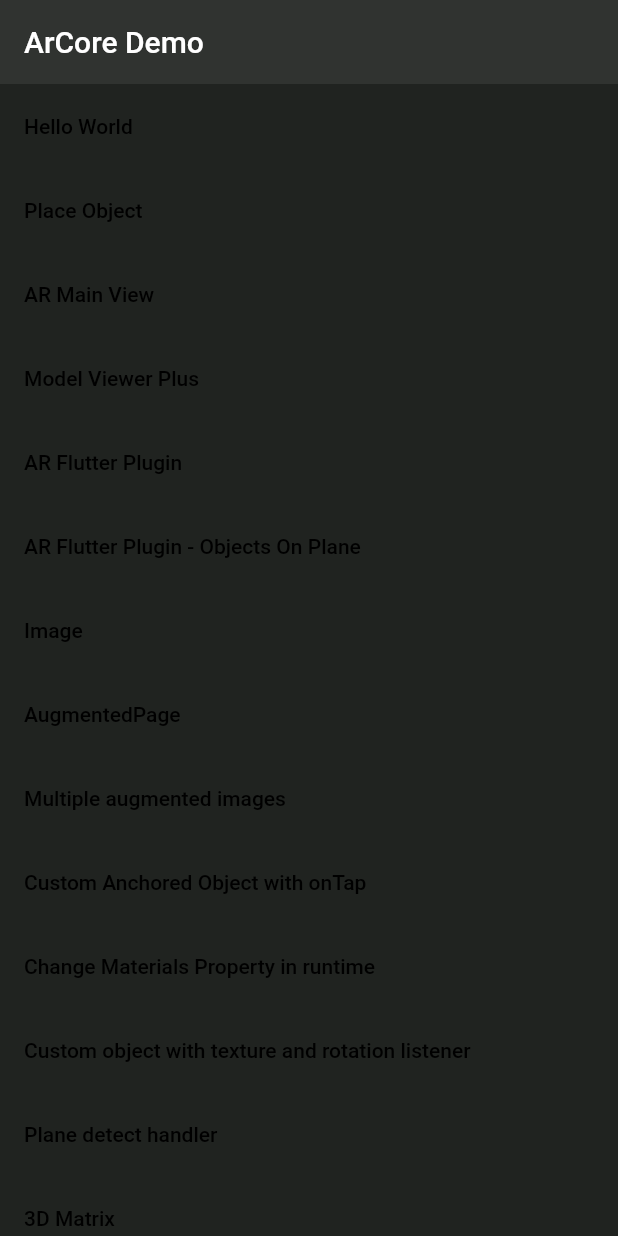
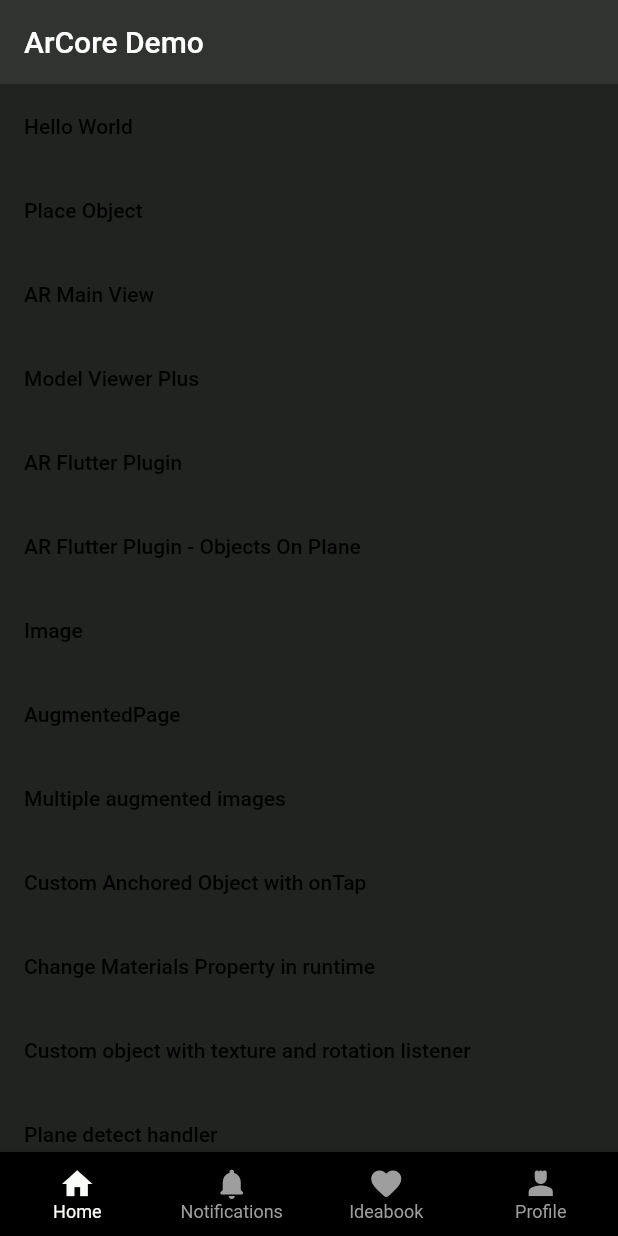
Before and after one commit to alainjr10/decor-ride, a Flutter app: the screen it shows after launch, on a phone screen of 412 x 824 dp. Run offline on Flutter 3.47's test engine with Material 2 defaults, Android fonts, the light colour scheme and no system bars; our stand-ins replace cloud_firestore, firebase_auth, firebase_core, flutter_rating_bar, flutter_riverpod, flutter_screenutil and 3 more; missing offline and left inert: ar_flutter_plugin, arcore_flutter_plugin, model_viewer_plus; accounts and stored records are empty.

Commit message:
added bottom nav

```diff
--- /dev/null
+++ b/lib/common/widgets/bottom_nav.dart
@@ -0,0 +1,101 @@
+// ignore_for_file: must_be_immutable
+
+import 'package:decor_ride/app/theme_extension.dart';
+import 'package:flutter/material.dart';
+import 'package:go_router/go_router.dart';
+
+class BottomNavBar extends StatefulWidget {
+  String location;
+  BottomNavBar({super.key, required this.child, required this.location});
+
+  final Widget child;
+
+  @override
+  State<BottomNavBar> createState() => _BottomNavBarState();
+}
+
+class _BottomNavBarState extends State<BottomNavBar> {
+  int _currentIndex = 0;
+
+  static const List<MyCustomBottomNavBarItem> tabs = [
+    MyCustomBottomNavBarItem(
+      icon: Icon(Icons.home),
+      activeIcon: Icon(Icons.home),
+      label: 'Home',
+      initialLocation: '/',
+    ),
+    MyCustomBottomNavBarItem(
+      icon: Icon(Icons.notifications_rounded),
+      activeIcon: Icon(Icons.notifications_rounded),
+      label: 'Notifications',
+      initialLocation: '/notifications',
+    ),
+    MyCustomBottomNavBarItem(
+      icon: Icon(Icons.favorite_rounded),
+      activeIcon: Icon(Icons.favorite_rounded),
+      label: 'Ideabook',
+      initialLocation: '/ideabook',
+    ),
+    MyCustomBottomNavBarItem(
+      icon: Icon(Icons.person_4),
+      activeIcon: Icon(Icons.account_circle),
+      label: 'Profile',
+      initialLocation: '/profile',
+    ),
+  ];
+
+  @override
+  Widget build(BuildContext context) {
+    const labelStyle = TextStyle(fontFamily: 'Roboto');
+    return Scaffold(
+      body: SafeArea(child: widget.child),
+      bottomNavigationBar: BottomNavigationBar(
+        selectedLabelStyle: labelStyle,
+        unselectedLabelStyle: labelStyle,
+        selectedItemColor: context.colorScheme.onPrimary,
+        selectedFontSize: 12,
+        // unselectedItemColor: const Color(0xFF838383),
+        unselectedItemColor: context.theme.disabledColor,
+        showUnselectedLabels: true,
+        type: BottomNavigationBarType.fixed,
+        onTap: (int index) {
+          _goOtherTab(context, index);
+        },
+        currentIndex: widget.location == '/'
+            ? 0
+            : widget.location == '/notifications'
+                ? 1
+                : widget.location == '/ideabook'
+                    ? 2
+                    : 3,
+        items: tabs,
+      ),
+    );
+  }
+
+  void _goOtherTab(BuildContext context, int index) {
+    if (index == _currentIndex) return;
+    GoRouter router = GoRouter.of(context);
+    String location = tabs[index].initialLocation;
+
+    setState(() {
+      _currentIndex = index;
+    });
+    if (index == 3) {
+      context.push('/profile');
+    } else {
+      router.go(location);
+    }
+  }
+}
+
+class MyCustomBottomNavBarItem extends BottomNavigationBarItem {
+  final String initialLocation;
+
+  const MyCustomBottomNavBarItem({
+    required this.initialLocation,
+    required Widget icon,
+    String? label,
+    Widget? activeIcon,
+  }) : super(icon: icon, label: label, activeIcon: activeIcon ?? icon);
+}
--- /dev/null
+++ b/lib/features/home/presentation/screens/home_screen.dart
@@ -0,0 +1,11 @@
+import 'package:flutter/material.dart';
+import 'package:flutter_riverpod/flutter_riverpod.dart';
+
+class Home extends ConsumerWidget {
+  const Home({super.key});
+
+  @override
+  Widget build(BuildContext context, WidgetRef ref) {
+    return const Placeholder();
+  }
+}
--- /dev/null
+++ b/lib/features/ideabook/presentation/screens/ideabook_screen.dart
@@ -0,0 +1,11 @@
+import 'package:flutter/material.dart';
+import 'package:flutter_riverpod/flutter_riverpod.dart';
+
+class IdeaBook extends ConsumerWidget {
+  const IdeaBook({super.key});
+
+  @override
+  Widget build(BuildContext context, WidgetRef ref) {
+    return const Placeholder();
+  }
+}
--- /dev/null
+++ b/lib/features/notifications/presentation/screens/notifications_screen.dart
@@ -0,0 +1,11 @@
+import 'package:flutter/material.dart';
+import 'package:flutter_riverpod/flutter_riverpod.dart';
+
+class Notifications extends ConsumerWidget {
+  const Notifications({super.key});
+
+  @override
+  Widget build(BuildContext context, WidgetRef ref) {
+    return const Placeholder();
+  }
+}
--- /dev/null
+++ b/lib/features/profile/presentation/screens/profile_screen.dart
@@ -0,0 +1,11 @@
+import 'package:flutter/material.dart';
+import 'package:flutter_riverpod/flutter_riverpod.dart';
+
+class UserProfile extends ConsumerWidget {
+  const UserProfile({super.key});
+
+  @override
+  Widget build(BuildContext context, WidgetRef ref) {
+    return const Placeholder();
+  }
+}
--- a/lib/router.dart
+++ b/lib/router.dart
@@ -1,3 +1,7 @@
+import 'package:decor_ride/common/widgets/bottom_nav.dart';
+import 'package:decor_ride/features/ideabook/presentation/screens/ideabook_screen.dart';
+import 'package:decor_ride/features/notifications/presentation/screens/notifications_screen.dart';
+import 'package:decor_ride/features/profile/presentation/screens/profile_screen.dart';
 import 'package:decor_ride/homescreen.dart';
 import 'package:decor_ride/presentation/screens/product_listing/category_products_screen.dart';
 import 'package:decor_ride/presentation/screens/product_listing/product_categories_screen.dart';
@@ -14,6 +18,7 @@
 
 final router = GoRouter(
   initialLocation: '/',
+  navigatorKey: _rootNavigatorKey,
   // redirect: (context, state) {
   //   if (_auth.currentUser == null) {
   //     return '/login';
@@ -21,46 +26,50 @@
   //   return '/home-screen';
   // },
   routes: [
-    // ShellRoute(
-    //   navigatorKey: _shellNavigatorKey,
-    //   builder: (context, state, child) {
-    //     return WillPopScope(
-    //         child: BottomNav(
-    //           child: child,
-    //         ),
-    //         // on will pop, ask user if they really want to exit using a snack, on double tap backbutton, exit
-    //         onWillPop: () async {
-    //           final isFirstRouteInCurrentTab =
-    //               !await _shellNavigatorKey.currentState!.maybePop();
-    //           if (isFirstRouteInCurrentTab) {
-    //             if (_shellNavigatorKey.currentState!.canPop()) {
-    //               return false;
-    //             } else {
-    //               return tapAgainToExitFn(context);
-    //             }
-    //           }
-    //           return isFirstRouteInCurrentTab;
-    //         });
-    //   },
-    //   routes: [
-    //     GoRoute(
-    //       path: '/home-screen',
-    //       builder: (context, state) => const HomeScreen(),
-    //     ),
-    //     GoRoute(
-    //       path: '/user-profile',
-    //       builder: (context, state) => const UserProfile(),
-    //     ),
-    //     GoRoute(
-    //       path: '/notifications',
-    //       builder: (context, state) => const Notifications(),
-    //     ),
-    //     GoRoute(
-    //       path: '/settings',
-    //       builder: (context, state) => const Setting(),
-    //     ),
-    //   ],
-    // ),
+    ShellRoute(
+      navigatorKey: _shellNavigatorKey,
+      pageBuilder: (context, state, child) {
+        return NoTransitionPage(
+          child: WillPopScope(
+              child: BottomNavBar(
+                location: state.location,
+                child: child,
+              ),
+              // on will pop, ask user if they really want to exit using a snack, on double tap backbutton, exit
+              onWillPop: () async {
+                final isFirstRouteInCurrentTab =
+                    !await _shellNavigatorKey.currentState!.maybePop();
+                if (isFirstRouteInCurrentTab) {
+                  if (_shellNavigatorKey.currentState!.canPop()) {
+                    return false;
+                  } else {
+                    return tapAgainToExitFn(context);
+                  }
+                }
+                return isFirstRouteInCurrentTab;
+              }),
+        );
+      },
+      routes: [
+        GoRoute(
+          path: '/',
+          parentNavigatorKey: _shellNavigatorKey,
+          builder: (context, state) => HomeScreen(),
+        ),
+        GoRoute(
+          path: '/notifications',
+          builder: (context, state) => const Notifications(),
+        ),
+        GoRoute(
+          path: '/ideabook',
+          builder: (context, state) => const IdeaBook(),
+        ),
+        GoRoute(
+          path: '/user-profile',
+          builder: (context, state) => const UserProfile(),
+        ),
+      ],
+    ),
     // GoRoute(
     //   path: '/signup',
     //   builder: (context, state) => const SignUp(),
```
